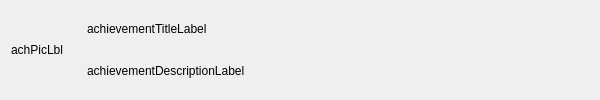
First picture: the form in ui/AchievementItem.ui, repository dmzdev/stance, before the edit.
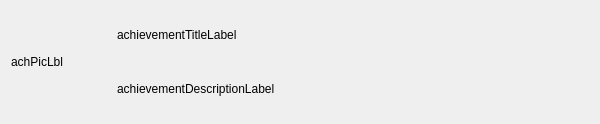
Second picture: the form after the edit.

```diff
--- a/ui/AchievementItem.ui
+++ b/ui/AchievementItem.ui
@@ -7,7 +7,7 @@
     <x>0</x>
     <y>0</y>
     <width>600</width>
-    <height>100</height>
+    <height>124</height>
    </rect>
   </property>
   <property name="windowTitle">
@@ -18,14 +18,14 @@
     <widget class="QLabel" name="achievementPictureLabel">
      <property name="sizePolicy">
       <sizepolicy hsizetype="Fixed" vsizetype="Fixed">
-       <horstretch>80</horstretch>
-       <verstretch>80</verstretch>
+       <horstretch>100</horstretch>
+       <verstretch>100</verstretch>
       </sizepolicy>
      </property>
      <property name="minimumSize">
       <size>
-       <width>70</width>
-       <height>70</height>
+       <width>100</width>
+       <height>100</height>
       </size>
      </property>
      <property name="text">
```
